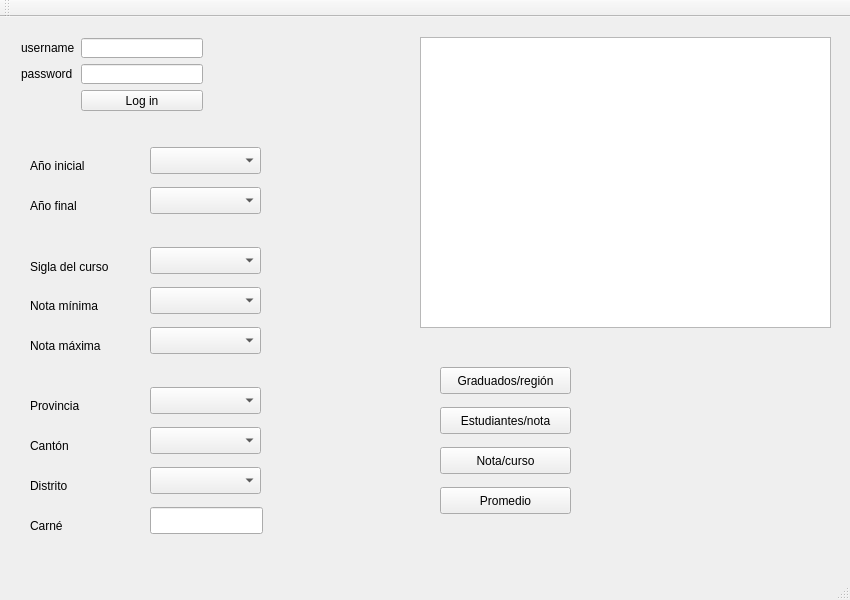
Before: the Qt Designer form mainwindow.ui in oretnom/proy1_lochi, drawn with Qt 5.
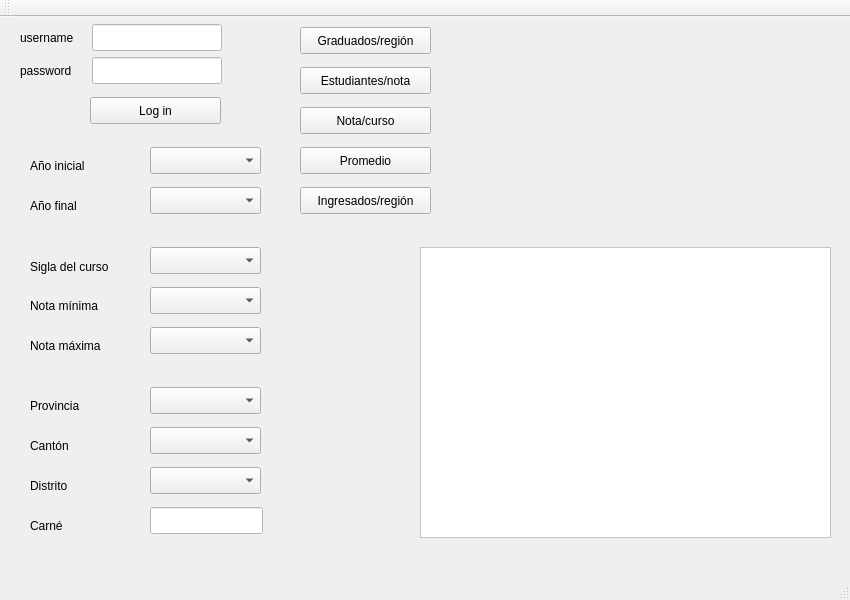
After: the same form once the commit is applied. Custom widgets are drawn as their Qt base class.

Commit message: starting plots

The edit to the form file:
```diff
--- a/mainwindow.ui
+++ b/mainwindow.ui
@@ -18,23 +18,31 @@
   </property>
   <property name="maximumSize">
    <size>
-    <width>850</width>
-    <height>600</height>
+    <width>1366</width>
+    <height>768</height>
    </size>
   </property>
   <property name="windowTitle">
-   <string>MainWindow</string>
+   <string>Laboratorio de programación</string>
+  </property>
+  <property name="styleSheet">
+   <string notr="true"/>
   </property>
   <widget class="QWidget" name="centralWidget">
    <widget class="QTextEdit" name="text_output">
     <property name="geometry">
      <rect>
       <x>420</x>
-      <y>20</y>
+      <y>230</y>
       <width>411</width>
       <height>291</height>
      </rect>
     </property>
+    <property name="styleSheet">
+     <string notr="true">QTextEdit{
+background:white;
+}</string>
+    </property>
    </widget>
    <widget class="QLabel" name="label_ano">
     <property name="geometry">
@@ -65,8 +73,8 @@
    <widget class="QPushButton" name="button_graduados">
     <property name="geometry">
      <rect>
-      <x>440</x>
-      <y>350</y>
+      <x>300</x>
+      <y>10</y>
       <width>131</width>
       <height>27</height>
      </rect>
@@ -78,8 +86,8 @@
    <widget class="QPushButton" name="button_notas">
     <property name="geometry">
      <rect>
-      <x>440</x>
-      <y>390</y>
+      <x>300</x>
+      <y>50</y>
       <width>131</width>
       <height>27</height>
      </rect>
@@ -246,60 +254,11 @@
      </rect>
     </property>
    </widget>
-   <widget class="QWidget" name="layoutWidget">
-    <property name="geometry">
-     <rect>
-      <x>10</x>
-      <y>10</y>
-      <width>204</width>
-      <height>95</height>
-     </rect>
-    </property>
-    <layout class="QFormLayout" name="formLayout">
-     <item row="0" column="0">
-      <widget class="QLabel" name="label_username">
-       <property name="text">
-        <string>username</string>
-       </property>
-      </widget>
-     </item>
-     <item row="0" column="1">
-      <widget class="QLineEdit" name="edit_username"/>
-     </item>
-     <item row="1" column="0">
-      <widget class="QLabel" name="label_password">
-       <property name="text">
-        <string>password</string>
-       </property>
-      </widget>
-     </item>
-     <item row="1" column="1">
-      <widget class="QLineEdit" name="edit_password">
-       <property name="echoMode">
-        <enum>QLineEdit::Password</enum>
-       </property>
-      </widget>
-     </item>
-     <item row="2" column="1">
-      <widget class="QPushButton" name="button_connect">
-       <property name="text">
-        <string>Log in</string>
-       </property>
-       <property name="autoDefault">
-        <bool>false</bool>
-       </property>
-       <property name="default">
-        <bool>false</bool>
-       </property>
-      </widget>
-     </item>
-    </layout>
-   </widget>
    <widget class="QPushButton" name="pushButton">
     <property name="geometry">
      <rect>
-      <x>440</x>
-      <y>430</y>
+      <x>300</x>
+      <y>90</y>
       <width>131</width>
       <height>27</height>
      </rect>
@@ -311,8 +270,8 @@
    <widget class="QPushButton" name="pushButton_2">
     <property name="geometry">
      <rect>
-      <x>440</x>
-      <y>470</y>
+      <x>300</x>
+      <y>130</y>
       <width>131</width>
       <height>27</height>
      </rect>
@@ -330,6 +289,11 @@
       <height>27</height>
      </rect>
     </property>
+    <property name="styleSheet">
+     <string notr="true">QLineEdit{
+background:white;
+}</string>
+    </property>
    </widget>
    <widget class="QLabel" name="label_carne">
     <property name="geometry">
@@ -344,6 +308,111 @@
      <string>Carné</string>
     </property>
    </widget>
+   <widget class="QPushButton" name="pushButton_3">
+    <property name="geometry">
+     <rect>
+      <x>300</x>
+      <y>170</y>
+      <width>131</width>
+      <height>27</height>
+     </rect>
+    </property>
+    <property name="text">
+     <string>Ingresados/región</string>
+    </property>
+   </widget>
+   <widget class="QLabel" name="label_username">
+    <property name="geometry">
+     <rect>
+      <x>20</x>
+      <y>7</y>
+      <width>66</width>
+      <height>27</height>
+     </rect>
+    </property>
+    <property name="text">
+     <string>username</string>
+    </property>
+   </widget>
+   <widget class="QPushButton" name="button_connect">
+    <property name="geometry">
+     <rect>
+      <x>90</x>
+      <y>80</y>
+      <width>131</width>
+      <height>27</height>
+     </rect>
+    </property>
+    <property name="styleSheet">
+     <string notr="true">QPushButton{qlineargradient(spread:pad, x1:0, y1:0, x2:0, y2:1, stop:0 rgba(0, 0, 0, 255), stop:0.33 rgba(0, 0, 0, 255), stop:0.34 rgba(255, 30, 30, 255), stop:0.66 rgba(255, 0, 0, 255), stop:0.67 rgba(255, 255, 0, 255), stop:1 rgba(255, 255, 0, 255));
+}</string>
+    </property>
+    <property name="text">
+     <string>Log in</string>
+    </property>
+    <property name="autoDefault">
+     <bool>false</bool>
+    </property>
+    <property name="default">
+     <bool>false</bool>
+    </property>
+   </widget>
+   <widget class="QLineEdit" name="edit_password">
+    <property name="geometry">
+     <rect>
+      <x>92</x>
+      <y>40</y>
+      <width>130</width>
+      <height>27</height>
+     </rect>
+    </property>
+    <property name="styleSheet">
+     <string notr="true">QLineEdit{
+background:white;
+}</string>
+    </property>
+    <property name="echoMode">
+     <enum>QLineEdit::Password</enum>
+    </property>
+   </widget>
+   <widget class="QLineEdit" name="edit_username">
+    <property name="geometry">
+     <rect>
+      <x>92</x>
+      <y>7</y>
+      <width>130</width>
+      <height>27</height>
+     </rect>
+    </property>
+    <property name="styleSheet">
+     <string notr="true">QLineEdit{
+background:white;
+}</string>
+    </property>
+   </widget>
+   <widget class="QLabel" name="label_password">
+    <property name="geometry">
+     <rect>
+      <x>20</x>
+      <y>40</y>
+      <width>64</width>
+      <height>27</height>
+     </rect>
+    </property>
+    <property name="text">
+     <string>password</string>
+    </property>
+   </widget>
+   <widget class="QCustomPlot" name="widget" native="true">
+    <property name="geometry">
+     <rect>
+      <x>460</x>
+      <y>10</y>
+      <width>371</width>
+      <height>211</height>
+     </rect>
+    </property>
+   </widget>
   </widget>
   <widget class="QToolBar" name="mainToolBar">
    <attribute name="toolBarArea">
@@ -366,6 +435,14 @@
   </widget>
  </widget>
  <layoutdefault spacing="6" margin="11"/>
+ <customwidgets>
+  <customwidget>
+   <class>QCustomPlot</class>
+   <extends>QWidget</extends>
+   <header>qcustomplot.h</header>
+   <container>1</container>
+  </customwidget>
+ </customwidgets>
  <resources/>
  <connections>
   <connection>
```
Left out of the diff: 70 changed lines with no effect on the pictures. The commit also changes 7 other files.
